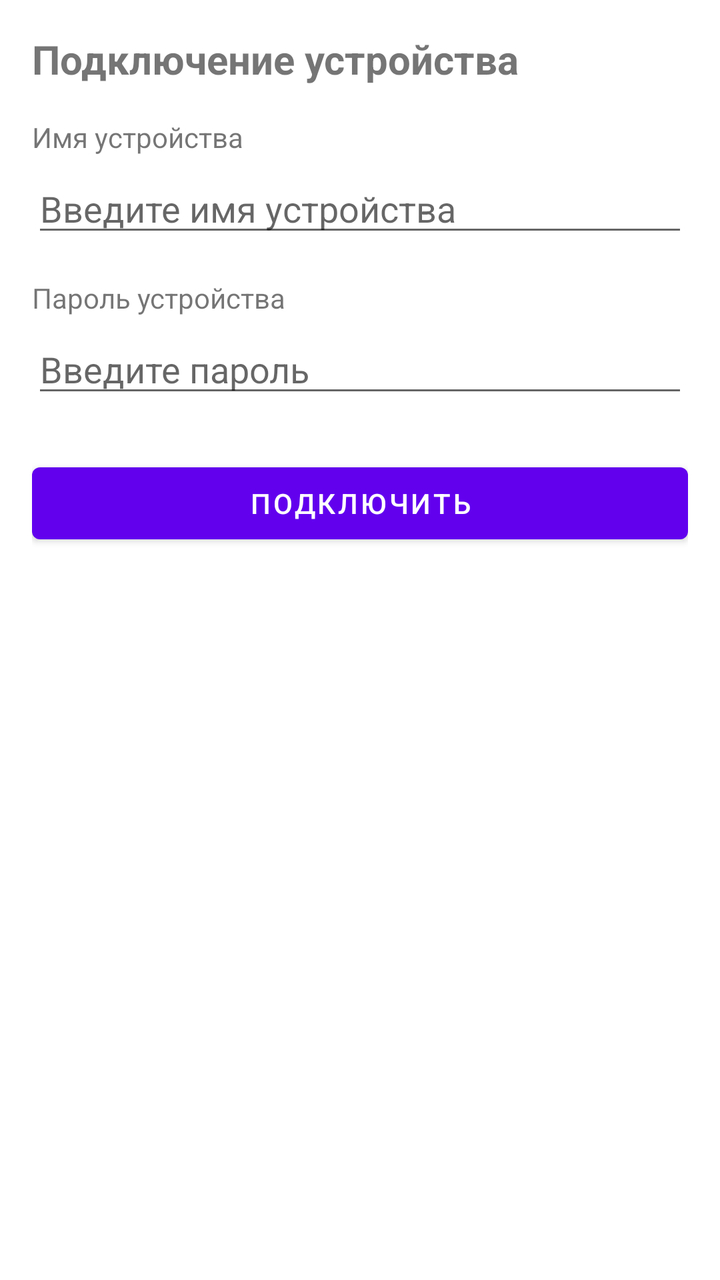
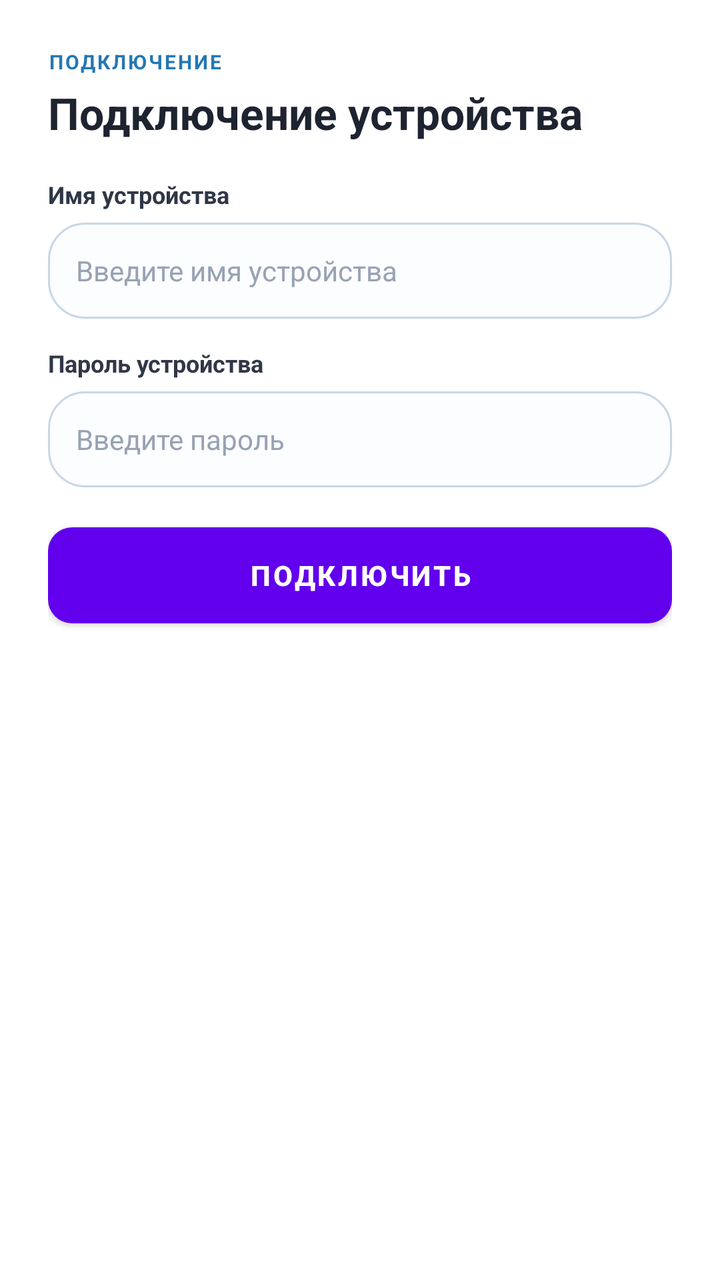

Two renders of the same Android screen: before a commit and after it. Below are the layout's source before the change and the commit's diff.
<!-- AndroidManifest.xml: fallback theme Theme.MaterialComponents.DayNight.NoActionBar -->
<!-- res/layout/dialog_connect_device.xml -->
<?xml version="1.0" encoding="utf-8"?>
<LinearLayout xmlns:android="http://schemas.android.com/apk/res/android"
    android:layout_width="match_parent"
    android:layout_height="wrap_content"
    android:orientation="vertical"
    android:padding="16dp">

    <TextView
        android:layout_width="match_parent"
        android:layout_height="wrap_content"
        android:text="Подключение устройства"
        android:textSize="20sp"
        android:textStyle="bold"
        android:layout_marginBottom="16dp"/>

    <TextView
        android:layout_width="match_parent"
        android:layout_height="wrap_content"
        android:text="Имя устройства"
        android:layout_marginBottom="4dp"/>

    <EditText
        android:id="@+id/et_device_name"
        android:layout_width="match_parent"
        android:layout_height="wrap_content"
        android:hint="Введите имя устройства"
        android:inputType="text"/>

    <TextView
        android:layout_width="match_parent"
        android:layout_height="wrap_content"
        android:text="Пароль устройства"
        android:layout_marginTop="16dp"
        android:layout_marginBottom="4dp"/>

    <EditText
        android:id="@+id/et_device_password"
        android:layout_width="match_parent"
        android:layout_height="wrap_content"
        android:hint="Введите пароль"
        android:inputType="textPassword"/>

    <Button
        android:id="@+id/btn_connect"
        android:layout_width="match_parent"
        android:layout_height="wrap_content"
        android:text="Подключить"
        android:layout_marginTop="24dp"/>

    <ProgressBar
        android:id="@+id/progress_bar"
        android:layout_width="wrap_content"
        android:layout_height="wrap_content"
        android:layout_gravity="center"
        android:visibility="gone"
        android:layout_marginTop="16dp"/>

    <TextView
        android:id="@+id/tv_response"
        android:layout_width="match_parent"
        android:layout_height="wrap_content"
        android:layout_marginTop="16dp"
        android:visibility="gone"/>
</LinearLayout>
<!-- resources referenced by this layout -->
<resources>

</resources>

<!-- the commit's change to res/layout/dialog_connect_device.xml (unified diff, before → after) -->
@@ -3,49 +3,83 @@
     android:layout_width="match_parent"
     android:layout_height="wrap_content"
     android:orientation="vertical"
-    android:padding="16dp">
+    android:padding="24dp"
+    android:background="@color/white">
+
+    <TextView
+        android:layout_width="wrap_content"
+        android:layout_height="wrap_content"
+        android:text="ПОДКЛЮЧЕНИЕ"
+        android:textColor="@color/brand_blue_dark"
+        android:textSize="10sp"
+        android:textStyle="bold"
+        android:letterSpacing="0.1" />
 
     <TextView
         android:layout_width="match_parent"
         android:layout_height="wrap_content"
         android:text="Подключение устройства"
-        android:textSize="20sp"
+        android:textColor="@color/graphite"
+        android:textSize="22sp"
         android:textStyle="bold"
-        android:layout_marginBottom="16dp"/>
+        android:layout_marginTop="4dp"
+        android:layout_marginBottom="18dp"/>
 
     <TextView
         android:layout_width="match_parent"
         android:layout_height="wrap_content"
         android:text="Имя устройства"
-        android:layout_marginBottom="4dp"/>
+        android:textColor="@color/graphite_soft"
+        android:textSize="12sp"
+        android:textStyle="bold"
+        android:layout_marginBottom="6dp"/>
 
     <EditText
         android:id="@+id/et_device_name"
         android:layout_width="match_parent"
-        android:layout_height="wrap_content"
+        android:layout_height="48dp"
         android:hint="Введите имя устройства"
+        android:textColorHint="@color/muted_light"
+        android:textColor="@color/graphite"
+        android:textSize="14sp"
+        android:background="@drawable/input_background"
+        android:paddingStart="14dp"
+        android:paddingEnd="14dp"
         android:inputType="text"/>
 
     <TextView
         android:layout_width="match_parent"
         android:layout_height="wrap_content"
         android:text="Пароль устройства"
-        android:layout_marginTop="16dp"
-        android:layout_marginBottom="4dp"/>
+        android:textColor="@color/graphite_soft"
+        android:textSize="12sp"
+        android:textStyle="bold"
+        android:layout_marginTop="14dp"
+        android:layout_marginBottom="6dp"/>
 
     <EditText
         android:id="@+id/et_device_password"
         android:layout_width="match_parent"
-        android:layout_height="wrap_content"
+        android:layout_height="48dp"
         android:hint="Введите пароль"
+        android:textColorHint="@color/muted_light"
+        android:textColor="@color/graphite"
+        android:textSize="14sp"
+        android:background="@drawable/input_background"
+        android:paddingStart="14dp"
+        android:paddingEnd="14dp"
         android:inputType="textPassword"/>
 
     <Button
         android:id="@+id/btn_connect"
         android:layout_width="match_parent"
-        android:layout_height="wrap_content"
+        android:layout_height="48dp"
         android:text="Подключить"
-        android:layout_marginTop="24dp"/>
+        android:textColor="@color/white"
+        android:textSize="14sp"
+        android:textStyle="bold"
+        android:background="@drawable/button_background"
+        android:layout_marginTop="20dp"/>
 
     <ProgressBar
         android:id="@+id/progress_bar"
@@ -60,5 +94,7 @@
         android:layout_width="match_parent"
         android:layout_height="wrap_content"
         android:layout_marginTop="16dp"
+        android:textColor="@color/brand_blue_dark"
+        android:textSize="13sp"
         android:visibility="gone"/>
 </LinearLayout>
<!-- resource entries referenced after the edit -->
@@ -1,5 +1,29 @@
 <!-- resources referenced by this layout -->
 <resources>
-
+  <color name="brand_blue_dark">#2478B4</color>
+  <color name="graphite">#1E2330</color>
+  <color name="graphite_soft">#303746</color>
+  <color name="muted_light">#98A2B3</color>
+  <color name="white">#FFFFFF</color>
+  <!-- drawable button_background (drawable) -->
+  <?xml version="1.0" encoding="utf-8"?>
+  <shape xmlns:android="http://schemas.android.com/apk/res/android"
+      android:shape="rectangle">
+      <gradient
+          android:startColor="#2478B4"
+          android:endColor="#6850B7"
+          android:angle="135" />
+      <corners android:radius="12dp" />
+  </shape>
+  <!-- drawable input_background (drawable) -->
+  <?xml version="1.0" encoding="utf-8"?>
+  <shape xmlns:android="http://schemas.android.com/apk/res/android"
+      android:shape="rectangle">
+      <solid android:color="@color/input_bg" />
+      <corners android:radius="18dp" />
+      <stroke android:width="1dp" android:color="@color/border_strong" />
+  </shape>
+  <color name="input_bg">#FBFDFF</color>
+  <color name="border_strong">#C9D7E5</color>
 </resources>
 
